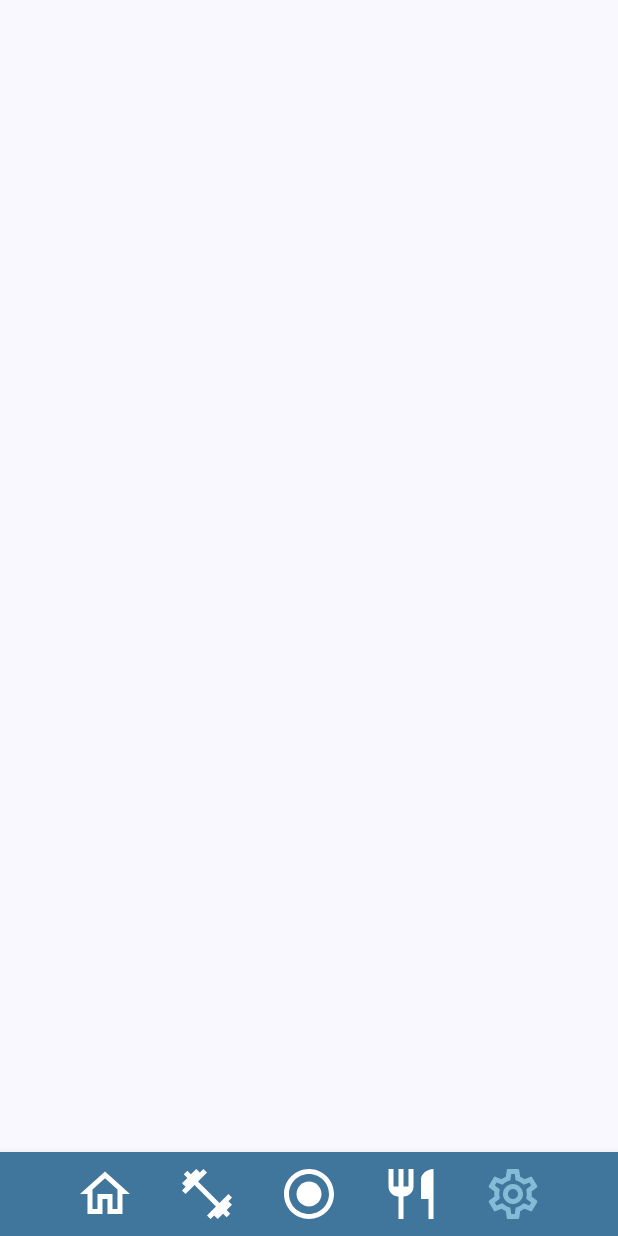
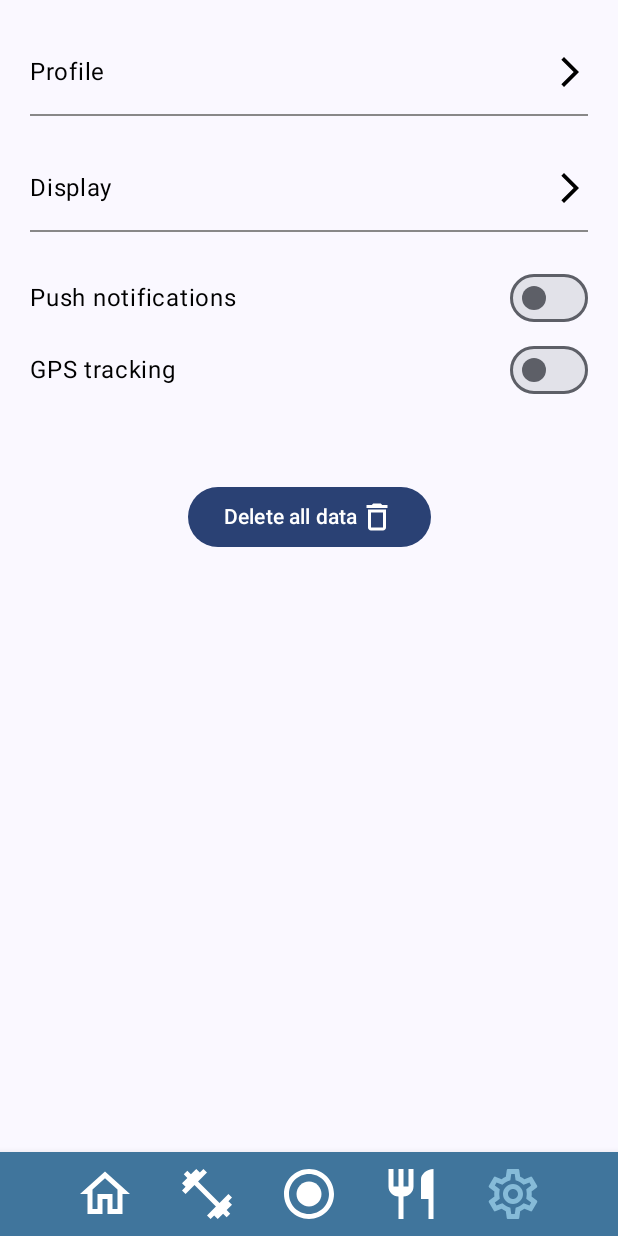
Before and after one commit to GeorgeWhittington/Fitness-App, an Android app built with Jetpack Compose: the MainSettings screen opened through its navigation route, on a phone screen of 412 x 824 dp. Run offline under Robolectric (Android 15) with nearby library versions, the phone set to English and light mode, and no system bars.

Commit message:
some setting stuff done

```diff
--- a/app/src/main/java/com/foxden/fitnessapp/MainActivity.kt
+++ b/app/src/main/java/com/foxden/fitnessapp/MainActivity.kt
@@ -11,6 +11,8 @@ import com.foxden.fitnessapp.ui.DBTestScreen
 import com.foxden.fitnessapp.ui.HomeScreen
 import com.foxden.fitnessapp.ui.LoginScreen
 import com.foxden.fitnessapp.ui.MainSettings
+import com.foxden.fitnessapp.ui.ProfileSettings
+import com.foxden.fitnessapp.ui.DisplaySettings
 import com.foxden.fitnessapp.ui.theme.FitnessAppTheme
 
 object Routes {
@@ -18,6 +20,8 @@ object Routes {
     const val LOGIN_SCREEN = "LoginScreen"
     const val DBTEST_SCREEN = "DBTestScreen"
     const val MAIN_SETTINGS_SCREEN = "MainSettings"
+    const val PROFILE_SETTINGS_SCREEN = "ProfileSettings"
+    const val DISPLAY_SETTINGS_SCREEN = "DisplaySettings"
 }
 
 class MainActivity : ComponentActivity() {
@@ -44,6 +48,12 @@ class MainActivity : ComponentActivity() {
                     composable(Routes.MAIN_SETTINGS_SCREEN) {
                         MainSettings(navigation = navController)
                     }
+                    composable(Routes.PROFILE_SETTINGS_SCREEN) {
+                        ProfileSettings(navigation = navController)
+                    }
+                    composable(Routes.DISPLAY_SETTINGS_SCREEN) {
+                        DisplaySettings(navigation = navController)
+                    }
                 }
             }
         }
--- a/app/src/main/java/com/foxden/fitnessapp/ui/MainSettings.kt
+++ b/app/src/main/java/com/foxden/fitnessapp/ui/MainSettings.kt
@@ -1,37 +1,164 @@
 package com.foxden.fitnessapp.ui
-
-import android.app.Application
-import androidx.compose.foundation.Image
+import com.foxden.fitnessapp.Routes
+import com.foxden.fitnessapp.ui.theme.MainColourScheme
 import androidx.compose.foundation.layout.Column
 import androidx.compose.foundation.layout.fillMaxWidth
 import androidx.compose.foundation.layout.padding
+import androidx.compose.material.icons.outlined.ArrowForwardIos
+import androidx.compose.material.icons.outlined.Delete
 import androidx.compose.material3.Button
 import androidx.compose.material3.ExperimentalMaterial3Api
 import androidx.compose.material3.Scaffold
 import androidx.compose.material3.Text
+import androidx.compose.material3.Divider
+import androidx.compose.material3.Switch
 import androidx.compose.runtime.Composable
+import androidx.compose.ui.tooling.preview.Preview
 import androidx.compose.ui.Alignment
 import androidx.compose.ui.Modifier
+import androidx.compose.ui.unit.dp
+import androidx.compose.foundation.clickable
+import androidx.compose.foundation.layout.Row
+import androidx.compose.foundation.layout.Spacer
+import androidx.compose.foundation.layout.width
+import androidx.compose.foundation.layout.height
+import androidx.compose.material.Icon
+import androidx.compose.material.SnackbarDefaults.backgroundColor
+import androidx.compose.material.icons.Icons
+import androidx.compose.material3.Surface
+import androidx.compose.runtime.mutableStateOf
+import androidx.compose.runtime.remember
+import androidx.compose.ui.graphics.Color
+import androidx.compose.ui.unit.sp
+import androidx.navigation.NavController
+
+
+
+
+import androidx.compose.runtime.getValue
+import androidx.compose.runtime.mutableStateOf
+import androidx.compose.runtime.remember
+import androidx.compose.runtime.setValue
 import androidx.compose.ui.res.painterResource
-import androidx.compose.ui.res.stringResource
-import androidx.compose.ui.unit.dp
-import androidx.navigation.NavController
-import com.foxden.fitnessapp.R
-import com.foxden.fitnessapp.Routes
 
+import androidx.compose.ui.state.ToggleableState
 @OptIn(ExperimentalMaterial3Api::class)
 @Composable
 fun MainSettings(navigation: NavController) {
-    Scaffold (
-        bottomBar = { NavBar(navigation = navigation)}
-    ) {innerPadding ->
+    Scaffold(
+        bottomBar = { NavBar(navigation = navigation) }
+    ) { innerPadding ->
         Column(
             Modifier
                 .fillMaxWidth()
-                .padding(16.dp),
+                .padding(20.dp),
+
             horizontalAlignment = Alignment.CenterHorizontally
         ) {
+
+            RowOption("Profile") { navigation.navigate(Routes.PROFILE_SETTINGS_SCREEN) }
+
+            RowDivider()
+            Spacer(modifier = Modifier.height(20.dp))
+            RowOption("Display") { navigation.navigate(Routes.DISPLAY_SETTINGS_SCREEN) }
+            RowDivider()
+            Spacer(modifier = Modifier.height(20.dp))
+            PushNotifOption()
+            GPSOption()
+            Spacer(modifier = Modifier.height(50.dp))
+            DeleteButton()
+
+
         }
+    }
+}
+@Preview
+@Composable
+fun DeleteButton(){
+    Button( onClick = { /*do*/ }) {
+
+        Text(text = "Delete all data")
+        Icon(
+            Icons.Outlined.Delete,
+            contentDescription = "bin icon",
+            tint = Color.White
+        )
     }
 
 }
+@Composable
+fun RowDivider(
+    height: Int = 1,
+    color: Color = Color.Gray,
+    modifier: Modifier = Modifier
+) {
+    Divider(
+        modifier = modifier
+            .fillMaxWidth(),
+        color = color
+    )
+}
+
+
+
+@Composable
+fun PushNotifOption() {
+    var checkedState by remember { mutableStateOf(false) }
+    Row(
+        verticalAlignment = Alignment.CenterVertically,
+
+    ) {
+        Text(text = "Push notifications",
+            color = Color.Black,
+            fontSize = 16.sp,
+            modifier = Modifier.weight(1f))
+        Switch(
+            checked = checkedState,
+            onCheckedChange = { checkedState = it },
+
+        )
+    }
+}
+
+@Composable
+fun GPSOption() {
+    var checkedState by remember { mutableStateOf(false) }
+    Row(
+        verticalAlignment = Alignment.CenterVertically,
+
+    ) {
+        Text(text = "GPS tracking",
+            color = Color.Black,
+            fontSize = 16.sp,
+            modifier = Modifier.weight(1f))
+        Switch(
+            checked = checkedState,
+            onCheckedChange = { checkedState = it }
+        )
+    }
+}
+
+
+@Composable
+fun RowOption(text: String, onClick: () -> Unit) {
+    Row(
+
+        verticalAlignment = Alignment.CenterVertically,
+        modifier = Modifier
+            .clickable { onClick() }
+            .padding(vertical = 16.dp)
+
+    ) {
+        Text(text = text,
+            color = Color.Black,
+            fontSize = 16.sp,
+            modifier = Modifier.weight(1f))
+
+
+
+        Icon(
+            Icons.Outlined.ArrowForwardIos,
+            contentDescription = "next arrow"
+        )
+    }
+}
```
Also changed, not shown: app/src/main/java/com/foxden/fitnessapp/ui/DisplaySettings.kt (added, +256 -0 lines), app/src/main/java/com/foxden/fitnessapp/ui/ProfileSettings.kt (added, +135 -0 lines).
